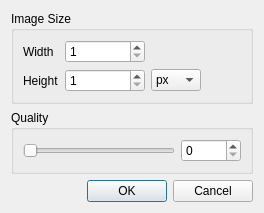
Above: TIGLViewer/src/TIGLViewerScreenshotDialog.ui from DLR-SC/tigl before the change. Below: the same form after it.
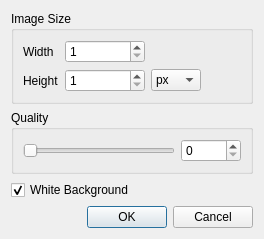
That is the form after the change.

Commit message: TiGLViewer: option to make screenshot with white background (fixes issue 112)

```diff
--- a/TIGLViewer/src/TIGLViewerScreenshotDialog.ui
+++ b/TIGLViewer/src/TIGLViewerScreenshotDialog.ui
@@ -6,8 +6,8 @@
    <rect>
     <x>0</x>
     <y>0</y>
-    <width>295</width>
-    <height>185</height>
+    <width>299</width>
+    <height>208</height>
    </rect>
   </property>
   <property name="windowTitle">
@@ -157,6 +157,16 @@
      </layout>
     </widget>
    </item>
+   <item>
+    <widget class="QCheckBox" name="whiteBGCheckbox">
+     <property name="text">
+      <string>White Background</string>
+     </property>
+     <property name="checked">
+      <bool>true</bool>
+     </property>
+    </widget>
+   </item>
    <item>
     <widget class="QDialogButtonBox" name="buttonBox">
      <property name="orientation">
```
Left out of the diff: 2 changed lines with no effect on the pictures. The commit also changes 5 other files.
